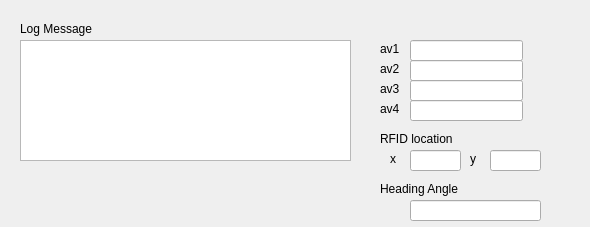
Old version of the form dialog.ui in the repository gdkim4137/EKF.
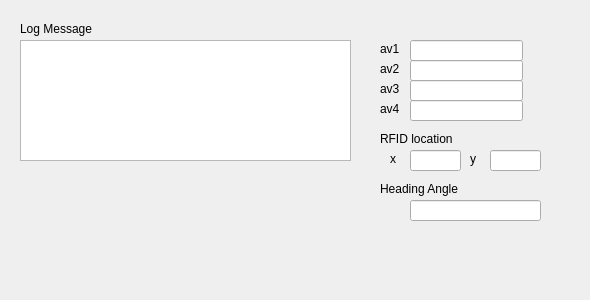
New version of the form.

Diff of the .ui file:
```diff
--- a/dialog.ui
+++ b/dialog.ui
@@ -7,7 +7,7 @@
     <x>0</x>
     <y>0</y>
     <width>590</width>
-    <height>227</height>
+    <height>300</height>
    </rect>
   </property>
   <property name="windowTitle">
```
